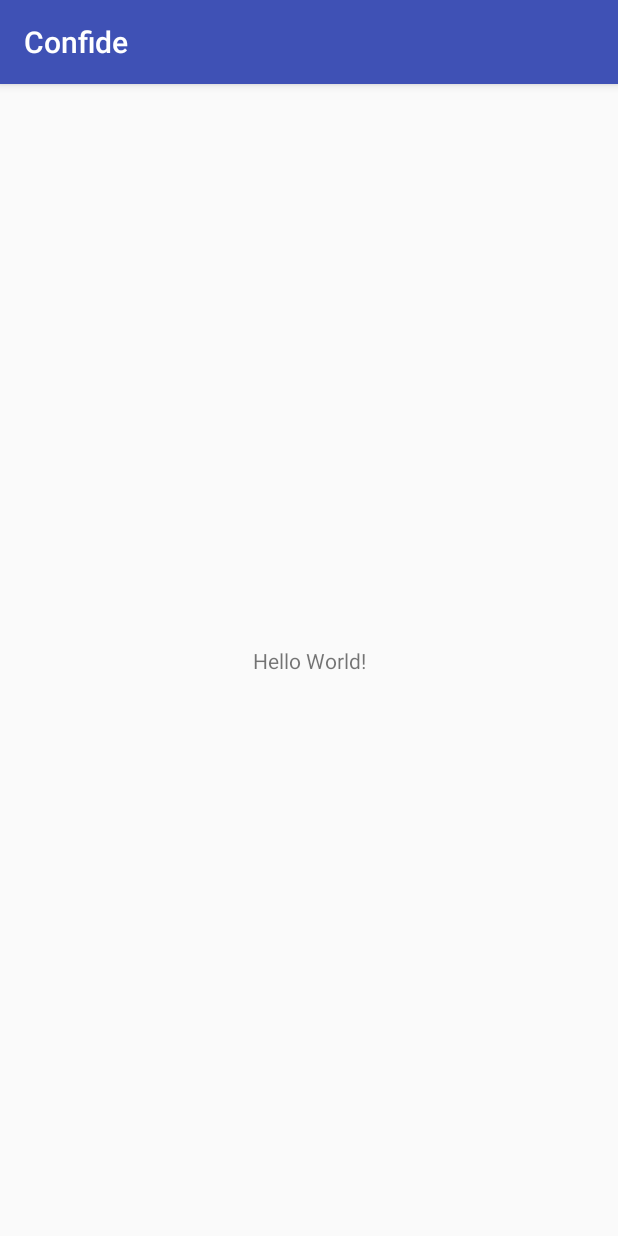
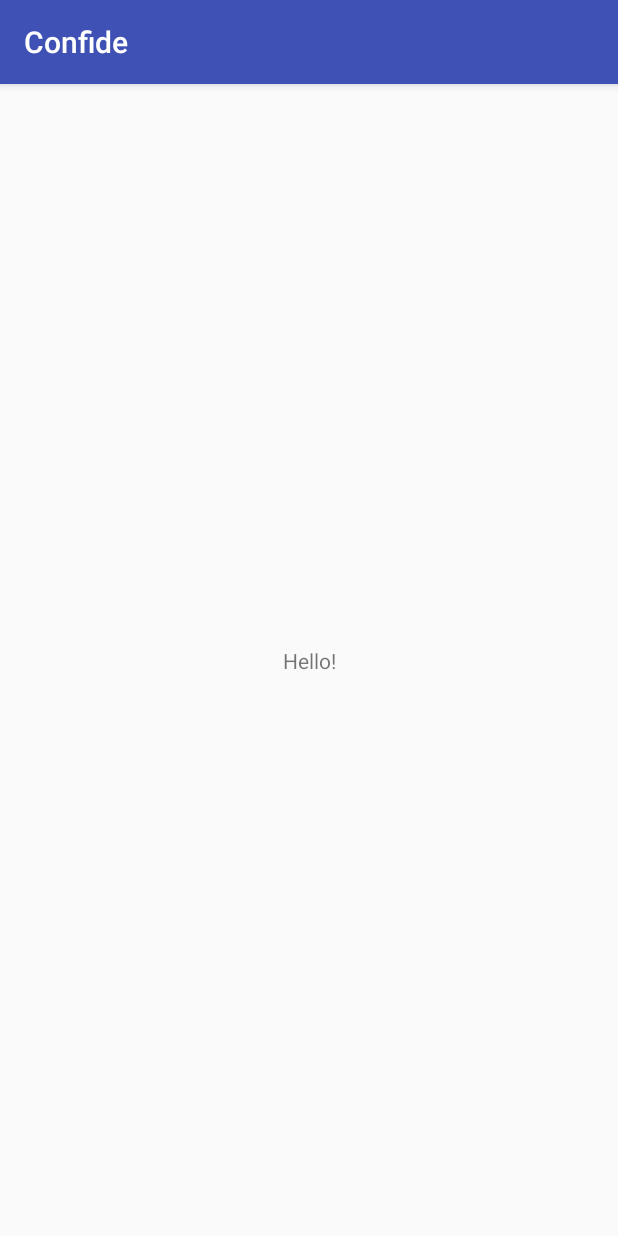
Before and after one commit to WindFromFarEast/Confide, an Android app: the screen it shows after launch (MainActivity), on a phone screen of 412 x 824 dp. Run offline under Robolectric (Android 15) with nearby library versions, the phone set to English and light mode, and no system bars; our stand-ins replace ButterKnife.

Commit message:
修复基类Activity的注解错误

```diff
--- a/App/app/src/main/java/net/confide/push/MainActivity.java
+++ b/App/app/src/main/java/net/confide/push/MainActivity.java
@@ -1,13 +1,22 @@
 package net.confide.push;
 
-import android.support.v7.app.AppCompatActivity;
-import android.os.Bundle;
+import android.widget.TextView;
+import net.confide.common.app.Activity;
+import butterknife.BindView;
 
-public class MainActivity extends AppCompatActivity {
+public class MainActivity extends Activity {
+
+    @BindView(R.id.txt_test)
+    TextView mTestText;
 
     @Override
-    protected void onCreate(Bundle savedInstanceState) {
-        super.onCreate(savedInstanceState);
-        setContentView(R.layout.activity_main);
+    protected int getContentLayoutId() {
+        return R.layout.activity_main;
+    }
+
+    @Override
+    protected void initWidget() {
+        super.initWidget();
+        mTestText.setText("Hello!");
     }
 }
--- a/App/app/src/main/res/layout/activity_main.xml
+++ b/App/app/src/main/res/layout/activity_main.xml
@@ -7,6 +7,7 @@
     tools:context="net.confide.push.MainActivity">
 
     <TextView
+        android:id="@+id/txt_test"
         android:layout_width="wrap_content"
         android:layout_height="wrap_content"
         android:text="Hello World!"
--- a/App/common/src/main/java/net/confide/common/app/Activity.java
+++ b/App/common/src/main/java/net/confide/common/app/Activity.java
@@ -14,7 +14,6 @@ import butterknife.ButterKnife;
  * Activity的自定义基类
  * Created by xwx on 2018/4/30.
  */
-
 public abstract class Activity extends AppCompatActivity {
 
     @Override
@@ -22,12 +21,16 @@ public abstract class Activity extends AppCompatActivity {
         super.onCreate(savedInstanceState);
         //在界面未初始化之前调用,初始化窗口
         initWindows();
+        //判断从其他Activity传过来的参数是否正确
         if (initArgs(getIntent().getExtras())) {
-            //
-            getContentLayoutId();
+            //获取布局文件资源id
+            int layoutId = getContentLayoutId();
+            //将布局设置到Activity界面中
+            setContentView(layoutId);
             initWidget();
             initData();
         } else {
+            //参数错误直接finish当前Activity
             finish();
         }
     }
@@ -41,11 +44,12 @@ public abstract class Activity extends AppCompatActivity {
         return true;
     }
 
-    //获取当前界面资源文件id,由子类实现
+    //获取布局资源文件id,由子类实现
     protected abstract int getContentLayoutId();
 
     //初始化控件
     protected void initWidget() {
+        //注册ButterKnife
         ButterKnife.bind(this);
     }
 
@@ -63,7 +67,7 @@ public abstract class Activity extends AppCompatActivity {
     }
 
     /**
-     * 按下返回按键触发
+     * 按下返回键触发
      */
     @Override
     public void onBackPressed() {
--- a/App/common/src/main/java/net/confide/common/app/Fragment.java
+++ b/App/common/src/main/java/net/confide/common/app/Fragment.java
@@ -47,7 +47,7 @@ public abstract class Fragment extends android.support.v4.app.Fragment{
                 ((ViewGroup)(mRoot.getParent())).removeView(mRoot);
             }
         }
-        //在return的时候根布局view会自动添加到container中
+        //在return的时候根布局root会自动添加到container中,若root已有父控件会报错
         return mRoot;
     }
 
@@ -63,11 +63,12 @@ public abstract class Fragment extends android.support.v4.app.Fragment{
 
     }
 
-    //获取当前界面资源文件id,由子类实现
+    //获取布局资源文件id,由子类实现
     protected abstract int getContentLayoutId();
 
     //初始化控件
     protected void initWidget(View root) {
+        //注册ButterKnife
         mRootUnbinder = ButterKnife.bind(this, root);
     }
 
```
